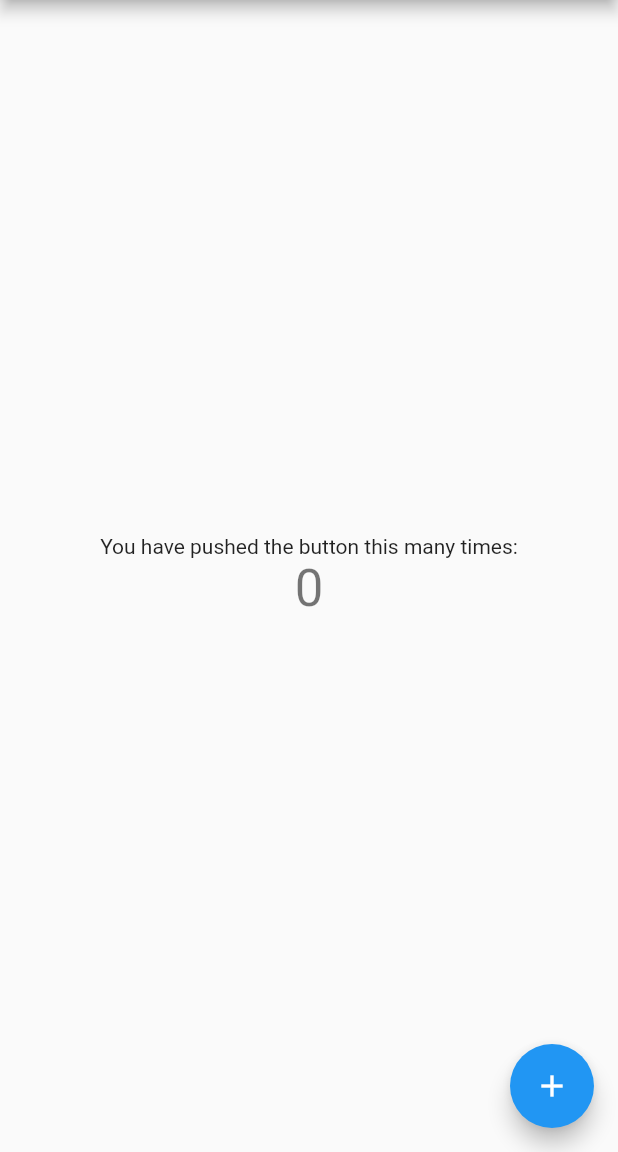
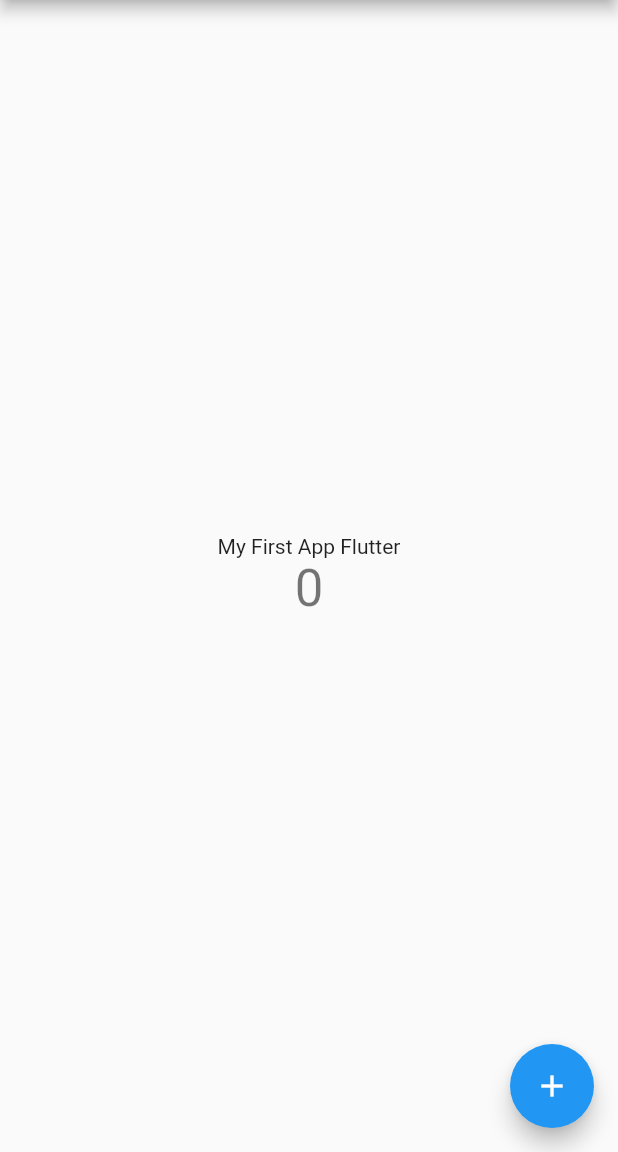
Before and after one commit to karasiP/MatchGame, a Flutter app: the screen it shows after launch, on a phone screen of 412 x 824 dp, the part 84-1236 px from its top. Run offline on Flutter 3.47's test engine with Material 2 defaults, Android fonts, the phone set to English and light mode, and no system bars.

```diff
--- a/lib/main.dart
+++ b/lib/main.dart
@@ -98,7 +98,7 @@ class _MyHomePageState extends State<MyHomePage> {
           mainAxisAlignment: MainAxisAlignment.center,
           children: <Widget>[
             Text(
-              'You have pushed the button this many times:',
+              'My First App Flutter',
             ),
             Text(
               '$_counter',
```
